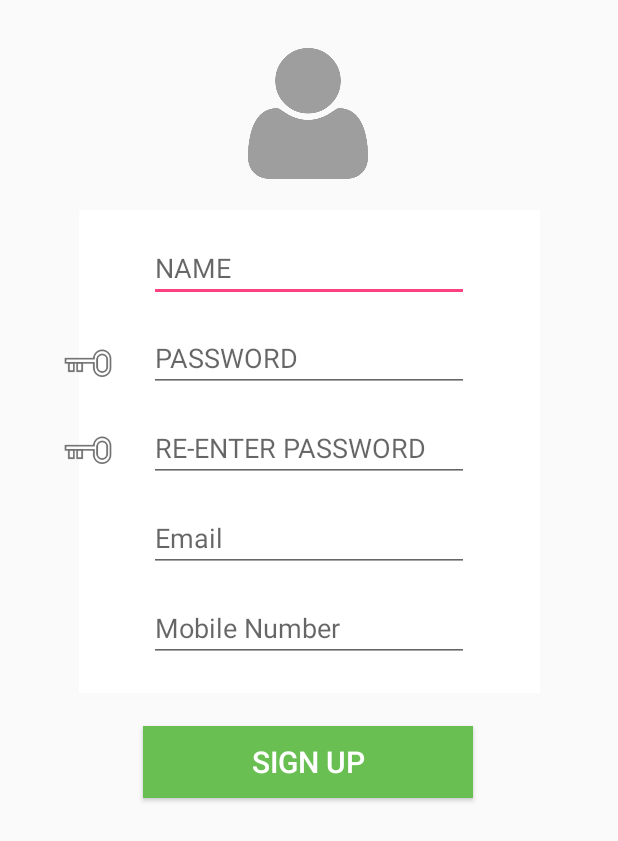
After one commit to n3mair/OneStopCancerCenter, an Android app: the layout signupview.xml on its own in the app's theme, with its tools: preview values and no code run, on a phone screen of 412 x 824 dp. The commit adds this screen. Shown: the top 841 px of the screen. Run offline under Robolectric (Android 15) with nearby library versions, the phone set to English and light mode, and no system bars.

Commit message:
Sign up Dialog

```diff
--- a/app/src/main/java/com/one/onestopcancercenter/MainActivity.java
+++ b/app/src/main/java/com/one/onestopcancercenter/MainActivity.java
@@ -75,8 +75,41 @@ public class MainActivity extends AppCompatActivity {
 
     public void sinup()
     {
+        final Dialog signupDialog = new Dialog(MainActivity.this);
+        signupDialog.setContentView(R.layout.signupview);
+        signupDialog.setCancelable(false);
 
+        final EditText editText_username = (EditText) signupDialog.findViewById(R.id.editText_username);
+        final EditText pass = (EditText) signupDialog.findViewById(R.id.pass);
+        final EditText re_pass = (EditText) signupDialog.findViewById(R.id.re_pass);
+        final EditText email = (EditText) signupDialog.findViewById(R.id.email);
+        final EditText mobile = (EditText) signupDialog.findViewById(R.id.mobile);
 
+        Button button_signup= (Button) signupDialog.findViewById(R.id.signup_b);
+        button_signup.setOnClickListener(new View.OnClickListener() {
+            @Override
+            public void onClick(View v) {
+                //TODO send user name and pass to server in order to mach the cridentils
+                sendSignupRequest(editText_username.getText().toString(),pass.getText().toString(),
+                        re_pass.getText().toString(),email.getText().toString(),mobile.getText().toString());
+
+                //then if server return ok and get the user type also id
+                signupDialog.cancel();
+            }
+        });
+
+        try
+        {
+            signupDialog.show();
+
+        }catch (Exception ex)
+        {
+
+        }
+    }
+
+    void sendSignupRequest(String username,String userpass, String repass, String mail, String phone)
+    {
 
     }
 
--- /dev/null
+++ b/app/src/main/res/layout/signupview.xml
@@ -0,0 +1,139 @@
+<?xml version="1.0" encoding="utf-8"?>
+<android.support.constraint.ConstraintLayout xmlns:android="http://schemas.android.com/apk/res/android"
+    xmlns:app="http://schemas.android.com/apk/res-auto"
+    xmlns:tools="http://schemas.android.com/tools"
+    android:layout_width="match_parent"
+    android:layout_height="match_parent"
+    >
+
+    <FrameLayout
+        android:id="@+id/frameLayout"
+        android:layout_width="307dp"
+        android:layout_height="322dp"
+        android:layout_marginTop="140dp"
+        android:background="#FFFFFF"
+        app:layout_constraintEnd_toEndOf="parent"
+        app:layout_constraintLeft_toRightOf="parent"
+        app:layout_constraintStart_toStartOf="parent"
+        app:layout_constraintTop_toTopOf="parent">
+
+    </FrameLayout>
+
+    <EditText
+        android:id="@+id/editText_username"
+        android:layout_width="wrap_content"
+        android:layout_height="wrap_content"
+        android:layout_marginTop="156dp"
+        android:ems="10"
+        android:hint="NAME"
+        android:inputType="textPersonName"
+        app:layout_constraintEnd_toEndOf="parent"
+        app:layout_constraintLeft_toRightOf="parent"
+        app:layout_constraintStart_toStartOf="parent"
+        app:layout_constraintTop_toTopOf="parent" />
+
+    <EditText
+        android:id="@+id/pass"
+        android:layout_width="wrap_content"
+        android:layout_height="wrap_content"
+        android:layout_marginTop="216dp"
+        android:ems="10"
+        android:hint="PASSWORD"
+        android:inputType="textPassword"
+        app:layout_constraintEnd_toEndOf="parent"
+        app:layout_constraintLeft_toRightOf="parent"
+        app:layout_constraintStart_toStartOf="parent"
+        app:layout_constraintTop_toTopOf="parent" />
+
+    <EditText
+        android:id="@+id/re_pass"
+        android:layout_width="wrap_content"
+        android:layout_height="wrap_content"
+        android:layout_marginTop="276dp"
+        android:ems="10"
+        android:hint="RE-ENTER PASSWORD"
+        android:inputType="textPassword"
+        app:layout_constraintEnd_toEndOf="parent"
+        app:layout_constraintLeft_toRightOf="parent"
+        app:layout_constraintStart_toStartOf="parent"
+        app:layout_constraintTop_toTopOf="parent" />
+
+    <EditText
+        android:id="@+id/email"
+        android:layout_width="wrap_content"
+        android:layout_height="wrap_content"
+        android:layout_marginTop="336dp"
+        android:ems="10"
+        android:hint="Email"
+        android:inputType="textEmailAddress"
+        app:layout_constraintEnd_toEndOf="parent"
+        app:layout_constraintLeft_toRightOf="parent"
+        app:layout_constraintStart_toStartOf="parent"
+        app:layout_constraintTop_toTopOf="parent" />
+
+    <EditText
+        android:id="@+id/mobile"
+        android:layout_width="wrap_content"
+        android:layout_height="wrap_content"
+        android:layout_marginTop="396dp"
+        android:ems="10"
+        android:hint="Mobile Number"
+        android:inputType="phone"
+        app:layout_constraintEnd_toEndOf="parent"
+        app:layout_constraintLeft_toRightOf="parent"
+        app:layout_constraintStart_toStartOf="parent"
+        app:layout_constraintTop_toTopOf="parent" />
+
+    <ImageView
+        android:id="@+id/imageView"
+        android:layout_width="33dp"
+        android:layout_height="42dp"
+        android:layout_marginTop="222dp"
+        app:layout_constraintEnd_toEndOf="parent"
+        app:layout_constraintHorizontal_bias="0.111"
+        app:layout_constraintLeft_toRightOf="parent"
+        app:layout_constraintStart_toStartOf="parent"
+        app:layout_constraintTop_toTopOf="parent"
+        app:srcCompat="@drawable/key" />
+
+    <ImageView
+        android:id="@+id/imageView2"
+        android:layout_width="33dp"
+        android:layout_height="42dp"
+        android:layout_marginTop="280dp"
+        app:layout_constraintEnd_toEndOf="parent"
+        app:layout_constraintHorizontal_bias="0.111"
+        app:layout_constraintLeft_toRightOf="parent"
+        app:layout_constraintStart_toStartOf="parent"
+        app:layout_constraintTop_toTopOf="parent"
+        app:srcCompat="@drawable/key" />
+
+    <ImageView
+        android:id="@+id/imageView3"
+        android:layout_width="112dp"
+        android:layout_height="87dp"
+        android:layout_marginTop="32dp"
+        app:layout_constraintEnd_toEndOf="parent"
+        app:layout_constraintHorizontal_bias="0.498"
+        app:layout_constraintLeft_toRightOf="parent"
+        app:layout_constraintStart_toStartOf="parent"
+        app:layout_constraintTop_toTopOf="parent"
+        app:srcCompat="@drawable/user_icon" />
+
+    <Button
+        android:id="@+id/signup_b"
+        android:layout_width="220dp"
+        android:layout_height="wrap_content"
+        android:layout_marginTop="484dp"
+        android:background="#6abf53"
+        android:text="Sign up"
+        android:textAlignment="center"
+        android:textColor="#FFFFFF"
+        android:textSize="20dp"
+        app:layout_constraintEnd_toEndOf="parent"
+        app:layout_constraintHorizontal_bias="0.497"
+        app:layout_constraintLeft_toRightOf="parent"
+        app:layout_constraintStart_toStartOf="parent"
+        app:layout_constraintTop_toTopOf="parent" />
+
+</android.support.constraint.ConstraintLayout>
```
